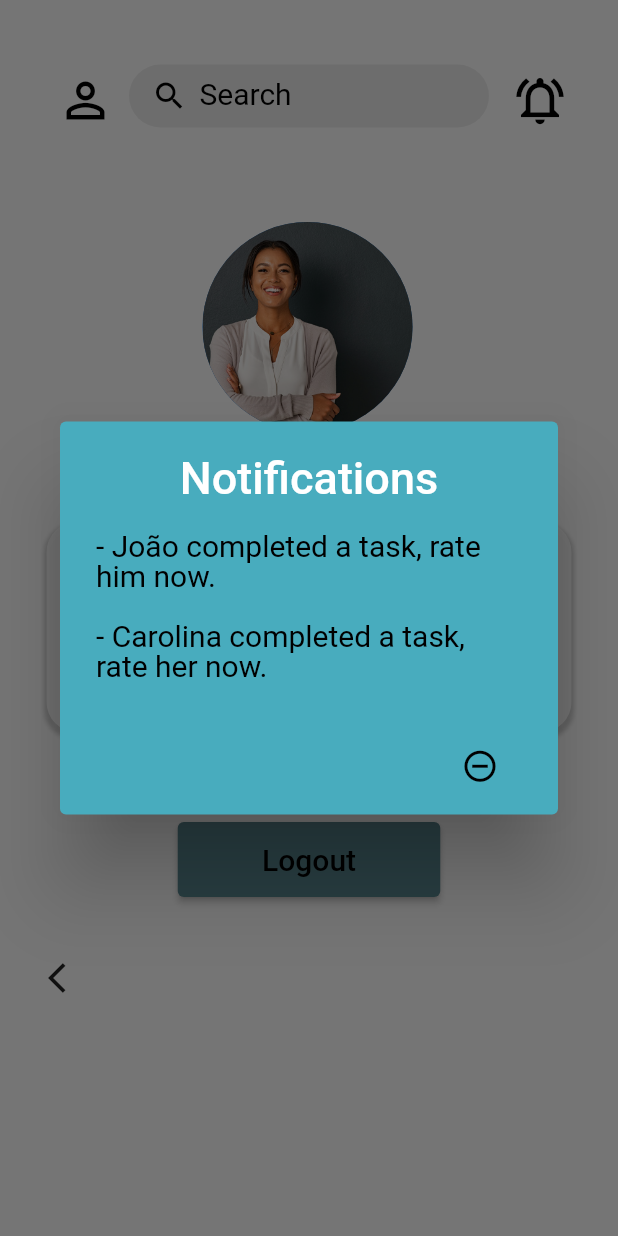
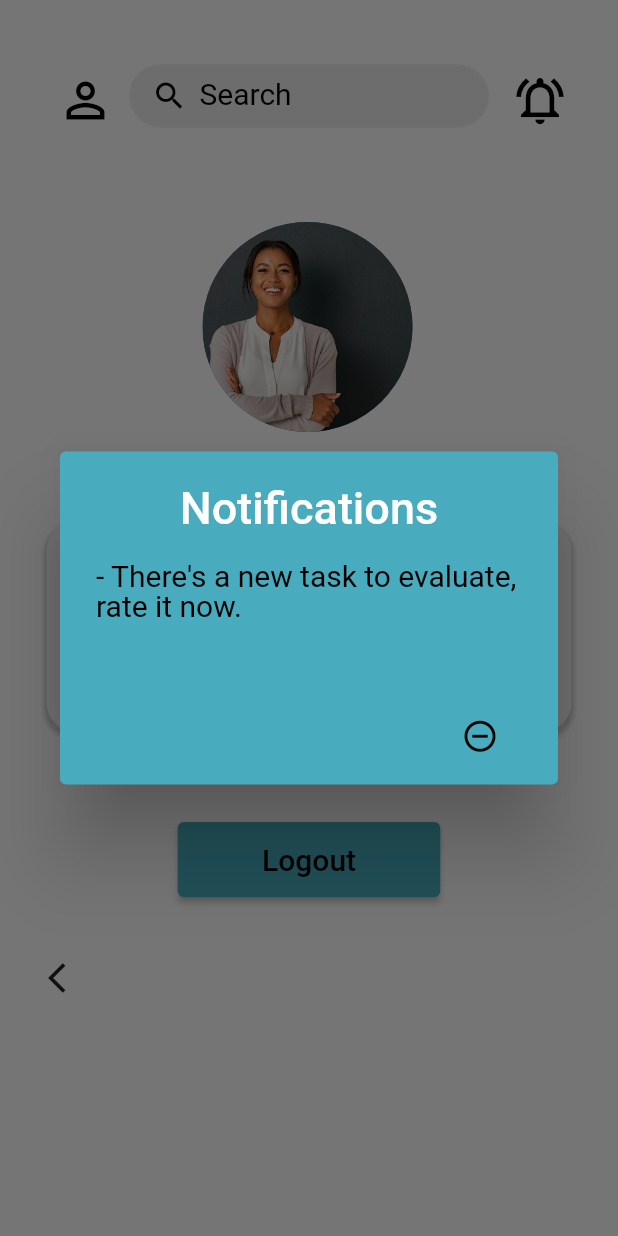
Before and after one commit to catasofia/User-Centered-Design-and-Evaluation, a Flutter app: the NeighborProfile screen opened directly, after a tap on the "notifications active" icon, on a phone screen of 412 x 824 dp. Run offline on Flutter 3.47's test engine with Material 2 defaults, Android fonts, the phone set to English and light mode, and no system bars; our stand-ins replace cloud_firestore, firebase_core, flutter_spinkit; missing offline and left inert: web3dart; accounts and stored records are empty; Roboto replaces fonts that are missing (Arial); statements that could not run were skipped; project files that could hold a hidden picture were left out.

Commit message:
notifications neighbor

```diff
--- a/lib/neighbor/neighborProfile.dart
+++ b/lib/neighbor/neighborProfile.dart
@@ -168,7 +168,7 @@ class _NeighborProfileState extends State<NeighborProfile> {
                   height: 50,
                   child: ElevatedButton(
                       style: ElevatedButton.styleFrom(
-                        primary: Color(0xFF58868E)
+                        primary: Color(0xFF48ACBE)
                       ),
                       onPressed: (){
                         Navigator.push(
@@ -228,7 +228,7 @@ Widget _buildPopupNotification(BuildContext context) {
       crossAxisAlignment: CrossAxisAlignment.start,
       children: <Widget>[
         Text(
-          "- João completed a task, rate him now.",
+          "- There's a new task to evaluate, rate it now.",
           style: TextStyle(
             fontFamily: 'Arial',
             fontSize: 20,
@@ -237,15 +237,6 @@ Widget _buildPopupNotification(BuildContext context) {
           ),
         ),
         SizedBox(height: 20.0),
-        Text(
-          "- Carolina completed a task, rate her now.",
-          style: TextStyle(
-            fontFamily: 'Arial',
-            fontSize: 20,
-            color: Colors.black,
-            height: 1,
-          ),
-        ),
       ],
     ),
     actions: <Widget>[
--- a/lib/neighbor/suggestTasks.dart
+++ b/lib/neighbor/suggestTasks.dart
@@ -351,7 +351,7 @@ Widget _buildPopupNotification(BuildContext context) {
       crossAxisAlignment: CrossAxisAlignment.start,
       children: <Widget>[
         Text(
-          "- João completed a task, rate him now.",
+          "- There's a new task to evaluate, rate it now.",
           style: TextStyle(
             fontFamily: 'Arial',
             fontSize: 20,
@@ -360,15 +360,6 @@ Widget _buildPopupNotification(BuildContext context) {
           ),
         ),
         SizedBox(height: 20.0),
-        Text(
-          "- Carolina completed a task, rate her now.",
-          style: TextStyle(
-            fontFamily: 'Arial',
-            fontSize: 20,
-            color: Colors.black,
-            height: 1,
-          ),
-        ),
       ],
     ),
     actions: <Widget>[
```
